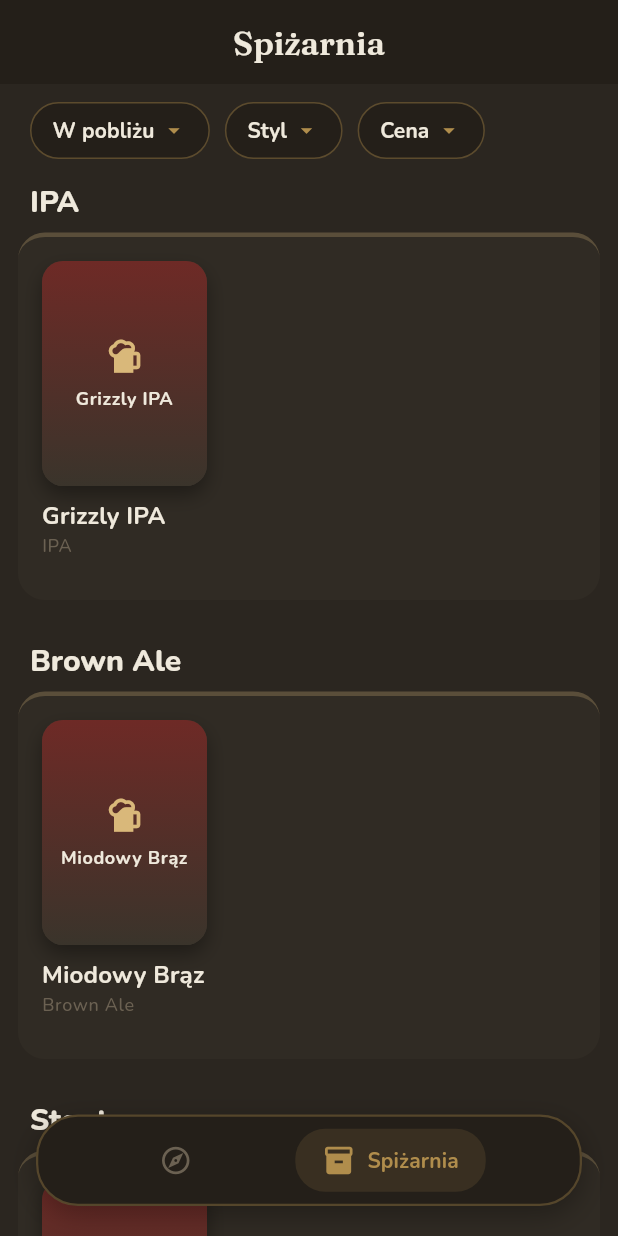
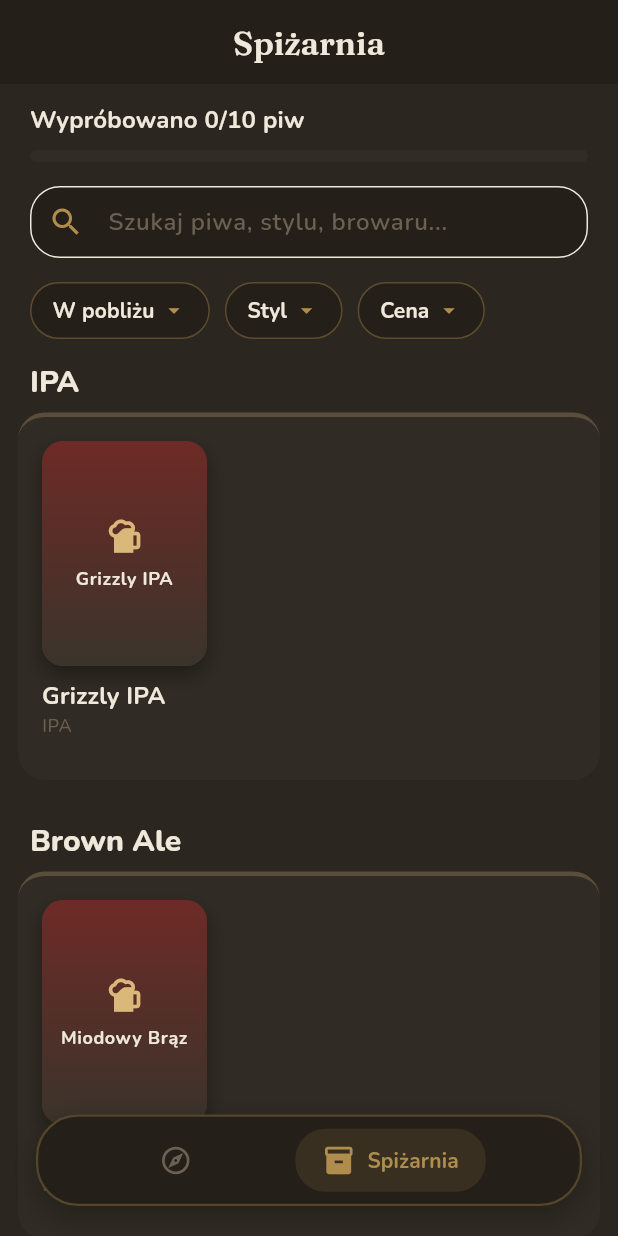
Before and after one commit to highimexy/WhereIsFrog, a Flutter app: the StorageScreen screen opened by its route, on a phone screen of 412 x 824 dp. Run offline on Flutter 3.47's test engine with Material 3 defaults, Android fonts, the phone set to English and light mode, and no system bars; our stand-ins replace flutter_compass, geolocator, go_router, google_fonts, shared_preferences; accounts and stored records are empty.

Commit message:
feat: add search and challenge progress bar to Spiżarnia`

```diff
--- a/lib/features/storage/storage_screen.dart
+++ b/lib/features/storage/storage_screen.dart
@@ -3,6 +3,7 @@ import 'package:go_router/go_router.dart';
 import 'package:where_is_frog/data/models/beer.dart';
 import 'package:where_is_frog/data/repositories/beer_repository.dart';
 import 'package:where_is_frog/theme/app_theme.dart';
+import 'drink_tracker.dart';
 import 'widgets/shelf_row.dart';
 
 class StorageScreen extends StatefulWidget {
@@ -14,7 +15,31 @@ class StorageScreen extends StatefulWidget {
 
 class _StorageScreenState extends State<StorageScreen> {
   final BeerRepository _repository = const MockBeerRepository();
-  late final Future<List<Beer>> _beersFuture = _repository.nearbyBeers();
+  late final Future<List<Beer>> _beersFuture = _loadAll();
+  final _searchController = TextEditingController();
+  String _query = '';
+
+  Future<List<Beer>> _loadAll() async {
+    final results = await Future.wait([
+      _repository.nearbyBeers(),
+      DrinkTracker.instance.ensureLoaded(),
+    ]);
+    return results[0] as List<Beer>;
+  }
+
+  @override
+  void initState() {
+    super.initState();
+    _searchController.addListener(() {
+      setState(() => _query = _searchController.text.trim().toLowerCase());
+    });
+  }
+
+  @override
+  void dispose() {
+    _searchController.dispose();
+    super.dispose();
+  }
 
   @override
   Widget build(BuildContext context) {
@@ -27,20 +52,50 @@ class _StorageScreenState extends State<StorageScreen> {
             return const Center(child: CircularProgressIndicator());
           }
 
+          final allBeers = snapshot.data!;
+          final query = _query;
+          final filtered = query.isEmpty
+              ? allBeers
+              : allBeers.where((beer) {
+                  return beer.name.toLowerCase().contains(query) ||
+                      beer.style.toLowerCase().contains(query) ||
+                      beer.brewery.toLowerCase().contains(query);
+                }).toList();
+
           final beersByStyle = <String, List<Beer>>{};
-          for (final beer in snapshot.data!) {
+          for (final beer in filtered) {
             beersByStyle.putIfAbsent(beer.style, () => []).add(beer);
           }
 
+          return ListenableBuilder(
+            listenable: DrinkTracker.instance,
+            builder: (context, _) {
               return CustomScrollView(
                 slivers: [
+                  SliverToBoxAdapter(
+                    child: _ChallengeProgress(total: allBeers.length),
+                  ),
+                  SliverToBoxAdapter(child: _SearchField(controller: _searchController)),
                   SliverToBoxAdapter(child: _FilterBar()),
+                  if (filtered.isEmpty)
+                    SliverToBoxAdapter(
+                      child: Padding(
+                        padding: const EdgeInsets.all(32.0),
+                        child: Text(
+                          'Brak piw pasujących do szukanej frazy.',
+                          textAlign: TextAlign.center,
+                          style: Theme.of(context).textTheme.bodyLarge,
+                        ),
+                      ),
+                    )
+                  else
                     SliverList.list(
                       children: beersByStyle.entries
                           .map((entry) => ShelfRow(
                                 style: entry.key,
                                 beers: entry.value,
-                          onBeerTap: (beer) => context.push('/storage/beer/${beer.id}', extra: beer),
+                                onBeerTap: (beer) =>
+                                    context.push('/storage/beer/${beer.id}', extra: beer),
                               ))
                           .toList(),
                     ),
@@ -48,6 +103,76 @@ class _StorageScreenState extends State<StorageScreen> {
                 ],
               );
             },
+          );
+        },
+      ),
+    );
+  }
+}
+
+class _ChallengeProgress extends StatelessWidget {
+  const _ChallengeProgress({required this.total});
+
+  final int total;
+
+  @override
+  Widget build(BuildContext context) {
+    final tried = DrinkTracker.instance.triedCount;
+    final progress = total == 0 ? 0.0 : tried / total;
+    final textTheme = Theme.of(context).textTheme;
+
+    return Padding(
+      padding: const EdgeInsets.fromLTRB(20, 12, 20, 4),
+      child: Column(
+        crossAxisAlignment: CrossAxisAlignment.start,
+        children: [
+          Text('Wypróbowano $tried/$total piw', style: textTheme.titleMedium),
+          const SizedBox(height: 8),
+          ClipRRect(
+            borderRadius: BorderRadius.circular(6),
+            child: LinearProgressIndicator(
+              value: progress,
+              minHeight: 8,
+              backgroundColor: AppColors.secondary.withValues(alpha: 0.4),
+              valueColor: const AlwaysStoppedAnimation(AppColors.brassLight),
+            ),
+          ),
+        ],
+      ),
+    );
+  }
+}
+
+class _SearchField extends StatelessWidget {
+  const _SearchField({required this.controller});
+
+  final TextEditingController controller;
+
+  @override
+  Widget build(BuildContext context) {
+    return Padding(
+      padding: const EdgeInsets.fromLTRB(20, 12, 20, 4),
+      child: TextField(
+        controller: controller,
+        style: Theme.of(context).textTheme.bodyLarge,
+        decoration: InputDecoration(
+          hintText: 'Szukaj piwa, stylu, browaru...',
+          hintStyle: TextStyle(color: AppColors.textSecondary),
+          prefixIcon: const Icon(Icons.search, color: AppColors.primary),
+          suffixIcon: controller.text.isEmpty
+              ? null
+              : IconButton(
+                  icon: const Icon(Icons.clear, color: AppColors.textSecondary),
+                  onPressed: controller.clear,
+                ),
+          filled: true,
+          fillColor: AppColors.roughCard,
+          contentPadding: const EdgeInsets.symmetric(vertical: 0, horizontal: 16),
+          border: OutlineInputBorder(
+            borderRadius: BorderRadius.circular(20),
+            borderSide: BorderSide(color: AppColors.primary.withValues(alpha: 0.4)),
+          ),
+        ),
       ),
     );
   }
```
Lines whose indentation alone changed are shown as unchanged.
